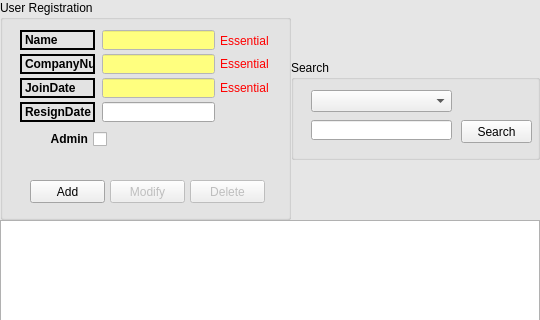
This is userregistration_form.ui in LeeChiWon/ProjectManagement as Qt 5 draws it before an edit; both pictures show x 0 to 540 and y 0 to 320 of the 540 by 502 pixel window. The edited form follows.
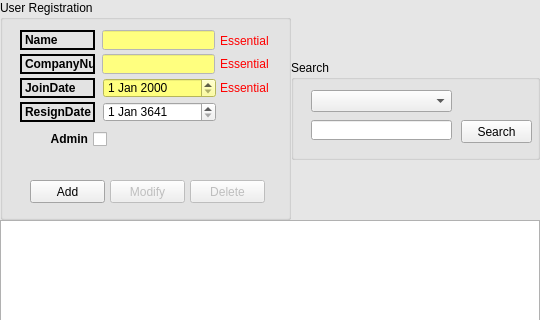
This is the edited form. Icons and pictures are not drawn.

```diff
--- a/userregistration_form.ui
+++ b/userregistration_form.ui
@@ -509,83 +509,6 @@
        <string>JoinDate</string>
       </property>
      </widget>
-     <widget class="QLineEdit" name="lineEdit_JoinDate">
-      <property name="geometry">
-       <rect>
-        <x>102</x>
-        <y>78</y>
-        <width>113</width>
-        <height>20</height>
-       </rect>
-      </property>
-      <property name="palette">
-       <palette>
-        <active>
-         <colorrole role="Base">
-          <brush brushstyle="SolidPattern">
-           <color alpha="255">
-            <red>255</red>
-            <green>255</green>
-            <blue>127</blue>
-           </color>
-          </brush>
-         </colorrole>
-         <colorrole role="Window">
-          <brush brushstyle="SolidPattern">
-           <color alpha="255">
-            <red>255</red>
-            <green>255</green>
-            <blue>255</blue>
-           </color>
-          </brush>
-         </colorrole>
-        </active>
-        <inactive>
-         <colorrole role="Base">
-          <brush brushstyle="SolidPattern">
-           <color alpha="255">
-            <red>255</red>
-            <green>255</green>
-            <blue>127</blue>
-           </color>
-          </brush>
-         </colorrole>
-         <colorrole role="Window">
-          <brush brushstyle="SolidPattern">
-           <color alpha="255">
-            <red>255</red>
-            <green>255</green>
-            <blue>255</blue>
-           </color>
-          </brush>
-         </colorrole>
-        </inactive>
-        <disabled>
-         <colorrole role="Base">
-          <brush brushstyle="SolidPattern">
-           <color alpha="255">
-            <red>255</red>
-            <green>255</green>
-            <blue>255</blue>
-           </color>
-          </brush>
-         </colorrole>
-         <colorrole role="Window">
-          <brush brushstyle="SolidPattern">
-           <color alpha="255">
-            <red>255</red>
-            <green>255</green>
-            <blue>255</blue>
-           </color>
-          </brush>
-         </colorrole>
-        </disabled>
-       </palette>
-      </property>
-      <property name="autoFillBackground">
-       <bool>false</bool>
-      </property>
-     </widget>
      <widget class="QLabel" name="label_4">
       <property name="geometry">
        <rect>
@@ -608,16 +531,6 @@
        <string>ResignDate</string>
       </property>
      </widget>
-     <widget class="QLineEdit" name="lineEdit_ResignDate">
-      <property name="geometry">
-       <rect>
-        <x>102</x>
-        <y>102</y>
-        <width>113</width>
-        <height>20</height>
-       </rect>
-      </property>
-     </widget>
      <widget class="QLabel" name="label_5">
       <property name="geometry">
        <rect>
@@ -847,6 +760,39 @@
         <normaloff>:/img/delete.png</normaloff>:/img/delete.png</iconset>
       </property>
      </widget>
+     <widget class="QDateEdit" name="dateEdit_JoinDate">
+      <property name="geometry">
+       <rect>
+        <x>103</x>
+        <y>78</y>
+        <width>113</width>
+        <height>20</height>
+       </rect>
+      </property>
+      <property name="autoFillBackground">
+       <bool>false</bool>
+      </property>
+      <property name="styleSheet">
+       <string notr="true">background-color: rgb(255, 255, 127);</string>
+      </property>
+     </widget>
+     <widget class="QDateEdit" name="dateEdit_ResignDate">
+      <property name="geometry">
+       <rect>
+        <x>103</x>
+        <y>102</y>
+        <width>113</width>
+        <height>20</height>
+       </rect>
+      </property>
+      <property name="date">
+       <date>
+        <year>3641</year>
+        <month>1</month>
+        <day>1</day>
+       </date>
+      </property>
+     </widget>
     </widget>
    </item>
    <item row="0" column="3">
```
Left out of the diff: 2 changed lines with no effect on the pictures.
